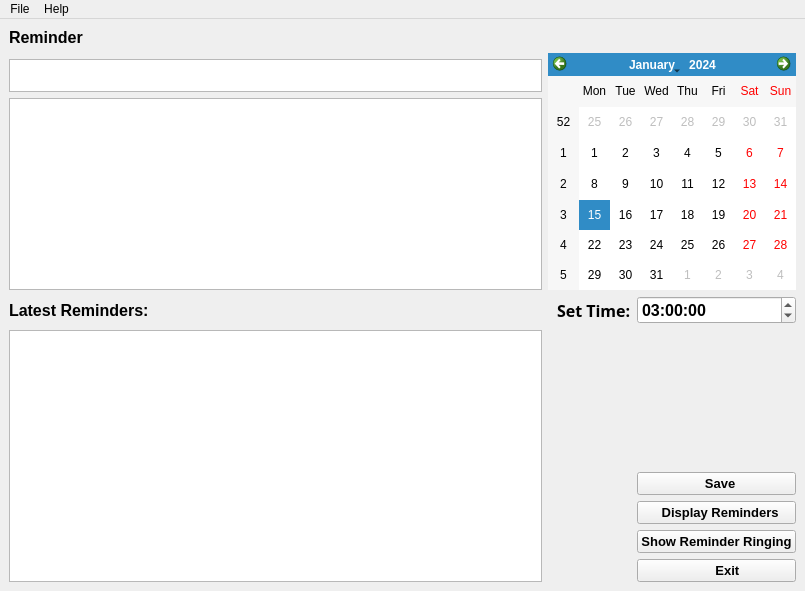
Before: the Qt Designer form reminders.ui in razashahid107/NOTEPAD-QT, drawn with Qt 5.
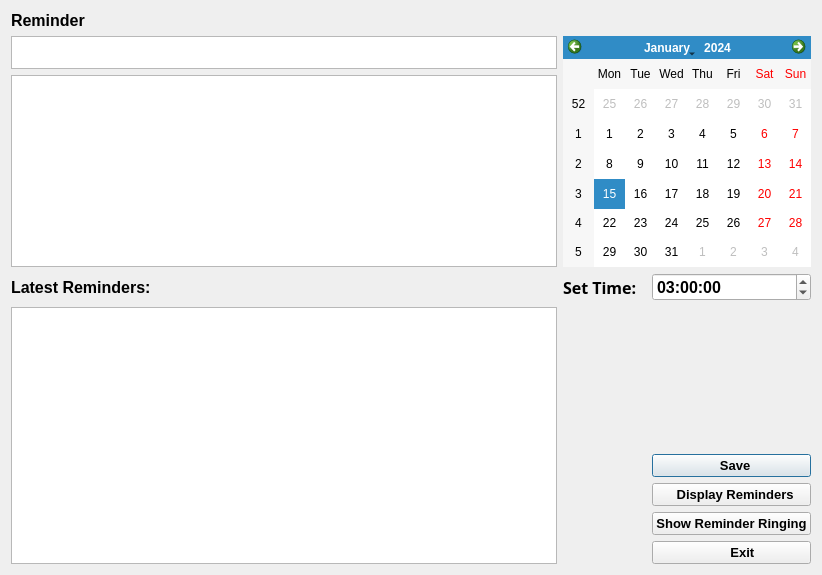
After: the same form once the commit is applied. Icons and pictures are not drawn.

```diff
--- a/reminders.ui
+++ b/reminders.ui
@@ -1,94 +1,113 @@
 <?xml version="1.0" encoding="UTF-8"?>
 <ui version="4.0">
  <class>Reminders</class>
- <widget class="QMainWindow" name="Reminders">
+ <widget class="QDialog" name="Reminders">
   <property name="geometry">
    <rect>
     <x>0</x>
     <y>0</y>
-    <width>805</width>
-    <height>591</height>
+    <width>822</width>
+    <height>575</height>
    </rect>
   </property>
   <property name="windowTitle">
    <string>MainWindow</string>
   </property>
-  <property name="styleSheet">
-   <string notr="true">background-image: url(:/new/prefix1/Resources_Images/grey.png);</string>
-  </property>
-  <widget class="QWidget" name="centralwidget">
    <layout class="QGridLayout" name="gridLayout">
-    <item row="11" column="3">
-     <widget class="QPushButton" name="save_pushButton">
+   <item row="0" column="0">
+    <widget class="QLabel" name="label">
       <property name="font">
        <font>
-        <pointsize>10</pointsize>
+       <family>Nirmala UI</family>
+       <pointsize>12</pointsize>
         <weight>75</weight>
         <bold>true</bold>
        </font>
       </property>
       <property name="styleSheet">
-       <string notr="true">color: rgb(0, 0, 0);
-border-color: rgb(0, 0, 0);</string>
+      <string notr="true">color: rgb(0, 0, 0);</string>
       </property>
       <property name="text">
-       <string>  Save</string>
-      </property>
-      <property name="icon">
-       <iconset resource="Resources.qrc">
-        <normaloff>:/new/prefix1/Resources_Images/save 2.ico</normaloff>:/new/prefix1/Resources_Images/save 2.ico</iconset>
-      </property>
-      <property name="iconSize">
+      <string>Reminder</string>
+     </property>
+    </widget>
+   </item>
+   <item row="1" column="0">
+    <widget class="QPlainTextEdit" name="reminderTitle">
+     <property name="maximumSize">
        <size>
-        <width>20</width>
-        <height>20</height>
-       </size>
-      </property>
-     </widget>
-    </item>
-    <item row="13" column="3">
-     <widget class="QPushButton" name="pushButton_2">
+       <width>16777215</width>
+       <height>33</height>
+      </size>
+     </property>
+     <property name="font">
+      <font>
+       <family>Nirmala UI</family>
+       <pointsize>11</pointsize>
+      </font>
+     </property>
+     <property name="styleSheet">
+      <string notr="true">background-image: url(:/new/prefix1/Resources_Images/White_Background.jpg);</string>
+     </property>
+    </widget>
+   </item>
+   <item row="1" column="1" rowspan="2" colspan="2">
+    <widget class="QCalendarWidget" name="calender">
+     <property name="styleSheet">
+      <string notr="true"/>
+     </property>
+    </widget>
+   </item>
+   <item row="2" column="0">
+    <widget class="QPlainTextEdit" name="reminderBody">
       <property name="font">
        <font>
         <family>Nirmala UI</family>
-        <pointsize>10</pointsize>
+       <pointsize>11</pointsize>
+      </font>
+     </property>
+     <property name="styleSheet">
+      <string notr="true">background-image: url(:/new/prefix1/Resources_Images/White_Background.jpg);</string>
+     </property>
+    </widget>
+   </item>
+   <item row="3" column="0">
+    <widget class="QLabel" name="label_3">
+     <property name="font">
+      <font>
+       <family>Nirmala UI</family>
+       <pointsize>12</pointsize>
         <weight>75</weight>
         <bold>true</bold>
        </font>
       </property>
       <property name="styleSheet">
-       <string notr="true">color: rgb(0, 0, 0);
-border-color: rgb(0, 0, 0);</string>
+      <string notr="true">color: rgb(0, 0, 0);</string>
       </property>
       <property name="text">
-       <string>Show Reminder Ringing</string>
-      </property>
-      <property name="icon">
-       <iconset resource="Resources.qrc">
-        <normaloff>:/new/prefix1/Resources_Images/bell.png</normaloff>:/new/prefix1/Resources_Images/bell.png</iconset>
-      </property>
-      <property name="iconSize">
-       <size>
-        <width>51</width>
-        <height>20</height>
-       </size>
-      </property>
-     </widget>
-    </item>
-    <item row="9" column="2">
-     <spacer name="verticalSpacer">
-      <property name="orientation">
-       <enum>Qt::Vertical</enum>
-      </property>
-      <property name="sizeHint" stdset="0">
-       <size>
-        <width>20</width>
-        <height>20</height>
-       </size>
-      </property>
-     </spacer>
-    </item>
-    <item row="5" column="3">
+      <string>Latest Reminders:</string>
+     </property>
+    </widget>
+   </item>
+   <item row="3" column="1">
+    <widget class="QLabel" name="label_2">
+     <property name="font">
+      <font>
+       <family>Serifa</family>
+       <pointsize>12</pointsize>
+       <weight>75</weight>
+       <bold>true</bold>
+      </font>
+     </property>
+     <property name="styleSheet">
+      <string notr="true">color: rgb(0, 0, 0);</string>
+     </property>
+     <property name="text">
+      <string>Set Time:</string>
+     </property>
+    </widget>
+   </item>
+   <item row="3" column="2">
      <widget class="QTimeEdit" name="timeEdit">
       <property name="font">
        <font>
@@ -109,8 +128,8 @@
       </property>
      </widget>
     </item>
-    <item row="0" column="0">
-     <widget class="QLabel" name="label">
+   <item row="4" column="0" rowspan="6">
+    <widget class="QPlainTextEdit" name="reminderdisplay">
       <property name="font">
        <font>
         <family>Nirmala UI</family>
@@ -120,32 +139,76 @@
        </font>
       </property>
       <property name="styleSheet">
-       <string notr="true">color: rgb(0, 0, 0);</string>
-      </property>
-      <property name="text">
-       <string>Reminder</string>
+      <string notr="true">background-image: url(:/new/prefix1/Resources_Images/White_Background.jpg);</string>
       </property>
      </widget>
     </item>
+   <item row="4" column="1">
+    <spacer name="verticalSpacer">
+     <property name="orientation">
+      <enum>Qt::Vertical</enum>
+     </property>
+     <property name="sizeHint" stdset="0">
+      <size>
+       <width>20</width>
+       <height>102</height>
+      </size>
+     </property>
+    </spacer>
+   </item>
     <item row="5" column="2">
-     <widget class="QLabel" name="label_2">
+    <widget class="QLabel" name="saving_msg">
+     <property name="maximumSize">
+      <size>
+       <width>16777215</width>
+       <height>22</height>
+      </size>
+     </property>
       <property name="font">
        <font>
-        <family>Serifa</family>
-        <pointsize>12</pointsize>
+       <family>Nirmala UI</family>
+       <pointsize>11</pointsize>
         <weight>75</weight>
         <bold>true</bold>
        </font>
       </property>
       <property name="styleSheet">
-       <string notr="true">color: rgb(0, 0, 0);</string>
+      <string notr="true">color: rgb(0, 170, 0);</string>
       </property>
       <property name="text">
-       <string>Set Time:</string>
+      <string/>
       </property>
      </widget>
     </item>
-    <item row="12" column="3">
+   <item row="6" column="2">
+    <widget class="QPushButton" name="save_pushButton">
+     <property name="font">
+      <font>
+       <pointsize>10</pointsize>
+       <weight>75</weight>
+       <bold>true</bold>
+      </font>
+     </property>
+     <property name="styleSheet">
+      <string notr="true">color: rgb(0, 0, 0);
+border-color: rgb(0, 0, 0);</string>
+     </property>
+     <property name="text">
+      <string>  Save</string>
+     </property>
+     <property name="icon">
+      <iconset resource="Resources.qrc">
+       <normaloff>:/new/prefix1/Resources_Images/save 2.ico</normaloff>:/new/prefix1/Resources_Images/save 2.ico</iconset>
+     </property>
+     <property name="iconSize">
+      <size>
+       <width>20</width>
+       <height>20</height>
+      </size>
+     </property>
+    </widget>
+   </item>
+   <item row="7" column="2">
      <widget class="QPushButton" name="exit_pushButton">
       <property name="font">
        <font>
@@ -174,7 +237,36 @@
       </property>
      </widget>
     </item>
-    <item row="14" column="3">
+   <item row="8" column="2">
+    <widget class="QPushButton" name="pushButton_2">
+     <property name="font">
+      <font>
+       <family>Nirmala UI</family>
+       <pointsize>10</pointsize>
+       <weight>75</weight>
+       <bold>true</bold>
+      </font>
+     </property>
+     <property name="styleSheet">
+      <string notr="true">color: rgb(0, 0, 0);
+border-color: rgb(0, 0, 0);</string>
+     </property>
+     <property name="text">
+      <string>Show Reminder Ringing</string>
+     </property>
+     <property name="icon">
+      <iconset resource="Resources.qrc">
+       <normaloff>:/new/prefix1/Resources_Images/bell.png</normaloff>:/new/prefix1/Resources_Images/bell.png</iconset>
+     </property>
+     <property name="iconSize">
+      <size>
+       <width>51</width>
+       <height>20</height>
+      </size>
+     </property>
+    </widget>
+   </item>
+   <item row="9" column="2">
      <widget class="QPushButton" name="pushButton">
       <property name="font">
        <font>
@@ -203,200 +295,7 @@
       </property>
      </widget>
     </item>
-    <item row="5" column="0">
-     <widget class="QLabel" name="label_3">
-      <property name="font">
-       <font>
-        <family>Nirmala UI</family>
-        <pointsize>12</pointsize>
-        <weight>75</weight>
-        <bold>true</bold>
-       </font>
-      </property>
-      <property name="styleSheet">
-       <string notr="true">color: rgb(0, 0, 0);</string>
-      </property>
-      <property name="text">
-       <string>Latest Reminders:</string>
-      </property>
-     </widget>
-    </item>
-    <item row="3" column="0">
-     <widget class="QPlainTextEdit" name="reminderTitle">
-      <property name="maximumSize">
-       <size>
-        <width>16777215</width>
-        <height>33</height>
-       </size>
-      </property>
-      <property name="font">
-       <font>
-        <family>Nirmala UI</family>
-        <pointsize>11</pointsize>
-       </font>
-      </property>
-      <property name="styleSheet">
-       <string notr="true">background-image: url(:/new/prefix1/Resources_Images/White_Background.jpg);</string>
-      </property>
-     </widget>
-    </item>
-    <item row="4" column="0">
-     <widget class="QPlainTextEdit" name="reminderBody">
-      <property name="font">
-       <font>
-        <family>Nirmala UI</family>
-        <pointsize>11</pointsize>
-       </font>
-      </property>
-      <property name="styleSheet">
-       <string notr="true">background-image: url(:/new/prefix1/Resources_Images/White_Background.jpg);</string>
-      </property>
-     </widget>
-    </item>
-    <item row="10" column="3">
-     <widget class="QLabel" name="saving_msg">
-      <property name="maximumSize">
-       <size>
-        <width>16777215</width>
-        <height>22</height>
-       </size>
-      </property>
-      <property name="font">
-       <font>
-        <family>Nirmala UI</family>
-        <pointsize>11</pointsize>
-        <weight>75</weight>
-        <bold>true</bold>
-       </font>
-      </property>
-      <property name="styleSheet">
-       <string notr="true">color: rgb(0, 170, 0);</string>
-      </property>
-      <property name="text">
-       <string/>
-      </property>
-     </widget>
-    </item>
-    <item row="2" column="1" rowspan="3" colspan="3">
-     <widget class="QCalendarWidget" name="calender">
-      <property name="styleSheet">
-       <string notr="true"/>
-      </property>
-     </widget>
-    </item>
-    <item row="7" column="0" rowspan="8">
-     <widget class="QPlainTextEdit" name="reminderdisplay">
-      <property name="font">
-       <font>
-        <family>Nirmala UI</family>
-        <pointsize>12</pointsize>
-       </font>
-      </property>
-      <property name="styleSheet">
-       <string notr="true">background-image: url(:/new/prefix1/Resources_Images/White_Background.jpg);</string>
-      </property>
-     </widget>
-    </item>
-   </layout>
-  </widget>
-  <widget class="QMenuBar" name="menubar">
-   <property name="geometry">
-    <rect>
-     <x>0</x>
-     <y>0</y>
-     <width>805</width>
-     <height>20</height>
-    </rect>
-   </property>
-   <widget class="QMenu" name="menuFile">
-    <property name="title">
-     <string>File</string>
-    </property>
-    <widget class="QMenu" name="menuNew">
-     <property name="title">
-      <string>New</string>
-     </property>
-     <addaction name="actionNotes"/>
-     <addaction name="actionEvents"/>
-    </widget>
-    <addaction name="menuNew"/>
-    <addaction name="actionSave"/>
-    <addaction name="actionDisplay_Reminders"/>
-    <addaction name="actionExit_Reminders"/>
-    <addaction name="actionQuit"/>
-   </widget>
-   <widget class="QMenu" name="menuHelp">
-    <property name="title">
-     <string>Help</string>
-    </property>
-    <addaction name="actionNo_Help"/>
-   </widget>
-   <addaction name="menuFile"/>
-   <addaction name="menuHelp"/>
-  </widget>
-  <action name="actionSave">
-   <property name="icon">
-    <iconset resource="Resources.qrc">
-     <normaloff>:/new/prefix1/Resources_Images/save 2.ico</normaloff>:/new/prefix1/Resources_Images/save 2.ico</iconset>
-   </property>
-   <property name="text">
-    <string>Save</string>
-   </property>
-  </action>
-  <action name="actionDisplay_Reminders">
-   <property name="icon">
-    <iconset resource="Resources.qrc">
-     <normaloff>:/new/prefix1/Resources_Images/display.png</normaloff>:/new/prefix1/Resources_Images/display.png</iconset>
-   </property>
-   <property name="text">
-    <string>Display Reminders</string>
-   </property>
-  </action>
-  <action name="actionExit_Reminders">
-   <property name="icon">
-    <iconset resource="Resources.qrc">
-     <normaloff>:/new/prefix1/Resources_Images/exit.png</normaloff>:/new/prefix1/Resources_Images/exit.png</iconset>
-   </property>
-   <property name="text">
-    <string>Exit</string>
-   </property>
-  </action>
-  <action name="actionQuit">
-   <property name="icon">
-    <iconset resource="Resources.qrc">
-     <normaloff>:/new/prefix1/Resources_Images/quit.png</normaloff>:/new/prefix1/Resources_Images/quit.png</iconset>
-   </property>
-   <property name="text">
-    <string>Quit</string>
-   </property>
-  </action>
-  <action name="actionNo_Help">
-   <property name="icon">
-    <iconset resource="Resources.qrc">
-     <normaloff>:/new/prefix1/Resources_Images/pngtree-browser-icon-image_1174655.jpg</normaloff>:/new/prefix1/Resources_Images/pngtree-browser-icon-image_1174655.jpg</iconset>
-   </property>
-   <property name="text">
-    <string>Online</string>
-   </property>
-  </action>
-  <action name="actionNotes">
-   <property name="icon">
-    <iconset resource="Resources.qrc">
-     <normaloff>:/new/prefix1/Resources_Images/notes.png</normaloff>:/new/prefix1/Resources_Images/notes.png</iconset>
-   </property>
-   <property name="text">
-    <string>Notes</string>
-   </property>
-  </action>
-  <action name="actionEvents">
-   <property name="icon">
-    <iconset resource="Resources.qrc">
-     <normaloff>:/new/prefix1/Resources_Images/events.png</normaloff>:/new/prefix1/Resources_Images/events.png</iconset>
-   </property>
-   <property name="text">
-    <string>Events</string>
-   </property>
-  </action>
+  </layout>
  </widget>
  <resources>
   <include location="Resources.qrc"/>
```
Left out of the diff: 4 changed lines with no effect on the pictures. Lines whose indentation alone changed are shown as unchanged.
